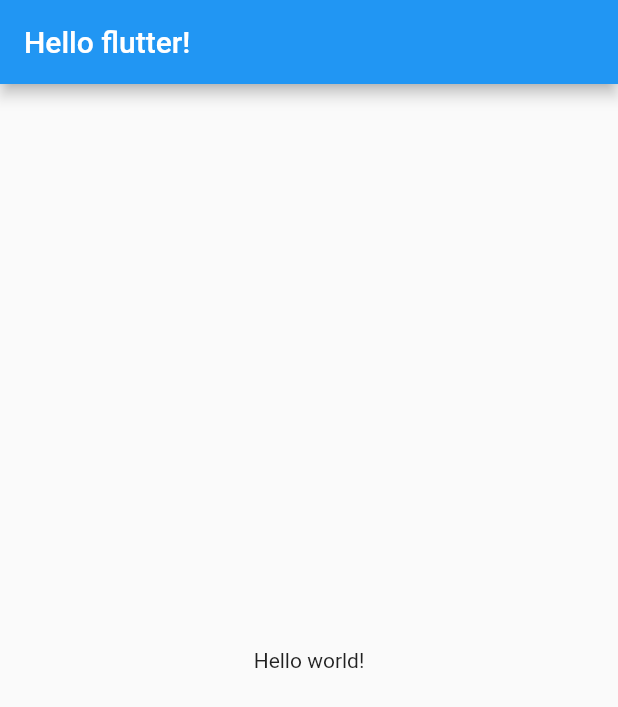
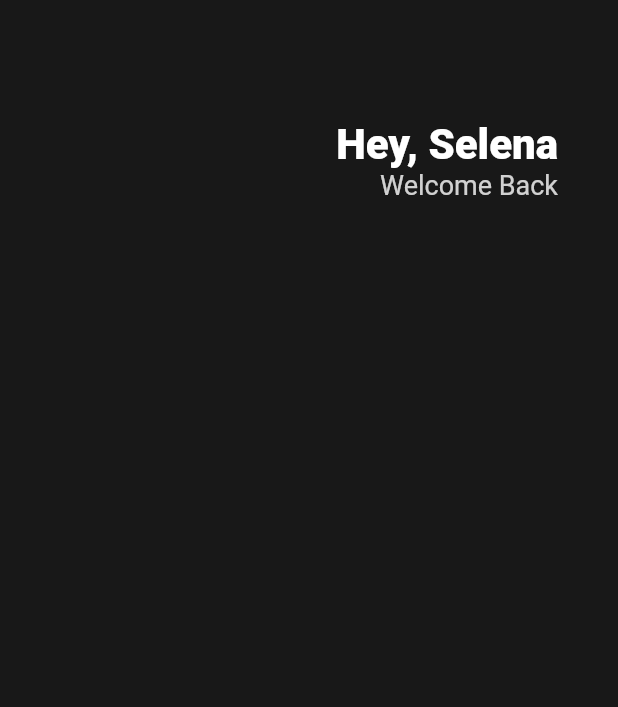
Before and after one commit to gretea5/learn-flutter, a Flutter app: the screen it shows after launch, on a phone screen of 412 x 824 dp. Shown: the top 707 px of the screen. Run offline on Flutter 3.47's test engine with Material 2 defaults, Android fonts, the phone set to English and light mode, and no system bars.

Commit message:
#3.0 Header

```diff
--- a/toonflix/lib/main.dart
+++ b/toonflix/lib/main.dart
@@ -9,11 +9,43 @@ class App extends StatelessWidget {
   Widget build(BuildContext context) {
     return MaterialApp(
       home: Scaffold(
-        appBar: AppBar(
-          title: Text('Hello flutter!'),
-        ),
-        body: Center(
-          child: Text('Hello world!'),
+        backgroundColor: Color(0xFF181818),
+        body: Padding(
+          padding: EdgeInsets.symmetric(
+            horizontal: 40,
+          ),
+          child: Column(
+            children: [
+              SizedBox(
+                height: 80,
+              ),
+              Row(
+                mainAxisAlignment: MainAxisAlignment.end,
+                children: [
+                  Column(
+                    crossAxisAlignment: CrossAxisAlignment.end,
+                    children: [
+                      Text(
+                        'Hey, Selena',
+                        style: TextStyle(
+                          color: Colors.white,
+                          fontSize: 28,
+                          fontWeight: FontWeight.w800,
+                        ),
+                      ),
+                      Text(
+                        'Welcome Back',
+                        style: TextStyle(
+                          color: Colors.white.withOpacity(0.8),
+                          fontSize: 18,
+                        ),
+                      ),
+                    ],
+                  )
+                ],
+              ),
+            ],
+          ),
         ),
       ),
     );
```
